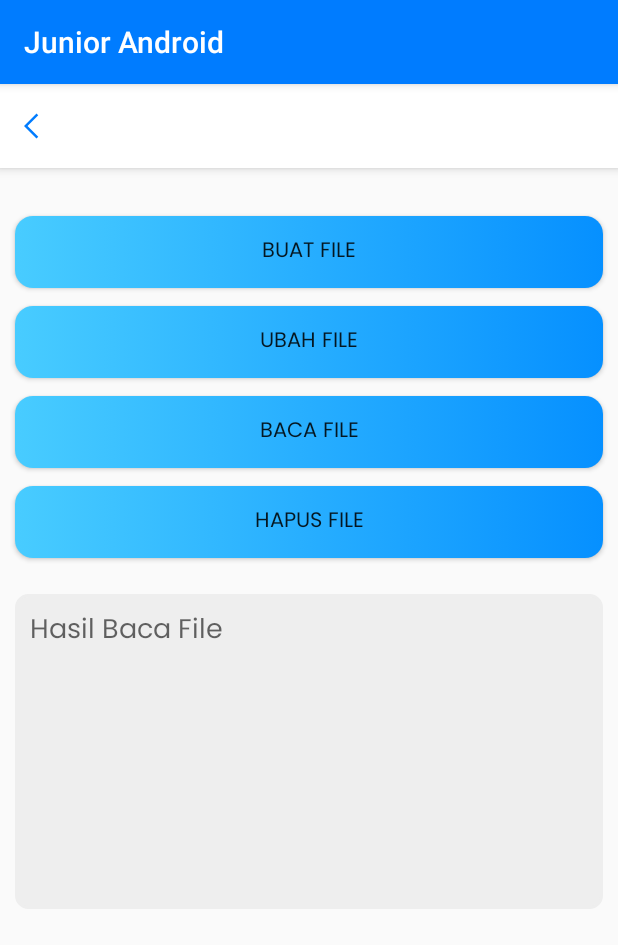
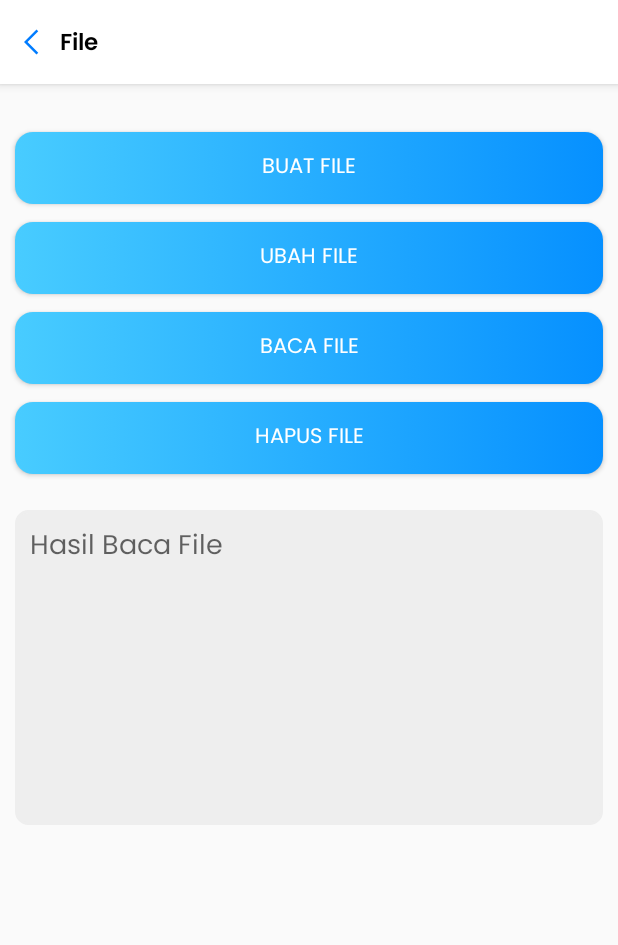
Before and after one commit to Rafli-Dewanto/project-android-pbo, an Android app: the InternalExternalActivity screen opened directly, with no data from a screen before it, on a phone screen of 412 x 824 dp. Shown: the top 945 px of the screen. Run offline under Robolectric (Android 15) with nearby library versions, the phone set to English and light mode, and no system bars; libraries missing offline, so code that uses them is left out: io.jsonwebtoken.

Commit message:
change text color to white and remove default appbar

```diff
--- a/app/src/main/AndroidManifest.xml
+++ b/app/src/main/AndroidManifest.xml
@@ -32,6 +32,7 @@
             android:name=".StorageActivity"
             android:exported="false" />
         <activity
+            android:theme="@style/AppTheme.NoActionBar"
             android:name=".InternalExternalActivity"
             android:exported="false" />
         <activity
@@ -58,7 +59,9 @@
             android:label="@string/title_activity_sqlite"
             android:theme="@style/AppTheme.NoActionBar" />
         <activity android:name=".PegawaiTampilSemuaActivity" />
-        <activity android:name=".PegawaiTampilActivity" />
+        <activity
+            android:theme="@style/AppTheme.NoActionBar"
+            android:name=".PegawaiTampilActivity" />
         <activity
             android:theme="@style/AppTheme.NoActionBar"
             android:name=".PegawaiMainActivity" />
--- a/app/src/main/java/com/sugiartha/juniorandroid/InternalExternalActivity.java
+++ b/app/src/main/java/com/sugiartha/juniorandroid/InternalExternalActivity.java
@@ -7,6 +7,8 @@ import android.view.View;
 import android.widget.Button;
 import android.widget.TextView;
 import android.widget.Toast;
+
+import com.sugiartha.juniorandroid.utils.ActivityUtils;
 
 import java.io.BufferedReader;
 import java.io.File;
@@ -23,6 +25,7 @@ public class InternalExternalActivity extends AppCompatActivity implements View.
     protected void onCreate(Bundle savedInstanceState) {
         super.onCreate(savedInstanceState);
         setContentView(R.layout.activity_internal_external);
+        ActivityUtils.setAppBar(InternalExternalActivity.this, MainActivity.class, "File");
 
         Button buatFile = findViewById(R.id.btnBuatFile);
         Button ubahFile = findViewById(R.id.btnUbahFile);
--- a/app/src/main/java/com/sugiartha/juniorandroid/PegawaiTampilActivity.java
+++ b/app/src/main/java/com/sugiartha/juniorandroid/PegawaiTampilActivity.java
@@ -12,6 +12,8 @@ import android.view.View;
 import android.widget.Button;
 import android.widget.EditText;
 import android.widget.Toast;
+
+import com.sugiartha.juniorandroid.utils.ActivityUtils;
 
 import org.json.JSONArray;
 import org.json.JSONException;
@@ -34,6 +36,7 @@ public class PegawaiTampilActivity extends AppCompatActivity implements View.OnC
     protected void onCreate(Bundle savedInstanceState) {
         super.onCreate(savedInstanceState);
         setContentView(R.layout.activity_pegawai_tampil);
+        ActivityUtils.setAppBar(PegawaiTampilActivity.this, PegawaiTampilSemuaActivity.class, "Edit Pegawai");
 
         Intent intent = getIntent();
 
@@ -192,6 +195,8 @@ public class PegawaiTampilActivity extends AppCompatActivity implements View.OnC
     public void onClick(View v) {
         if(v == buttonUpdate){
             updateEmployee();
+            startActivity(new Intent(PegawaiTampilActivity.this, PegawaiTampilSemuaActivity.class));
+            finish();
         }
 
         if(v == buttonDelete){
--- a/app/src/main/res/layout/activity_internal_external.xml
+++ b/app/src/main/res/layout/activity_internal_external.xml
@@ -18,11 +18,13 @@
         android:background="@drawable/btn_gradient"
         android:layout_marginHorizontal="10dp"
         android:layout_marginTop="32dp"
+        android:textColor="@color/white"
         android:text="Buat File"/>
 
     <Button
         android:id="@+id/btnUbahFile"
         android:layout_width="match_parent"
+        android:textColor="@color/white"
         android:layout_height="wrap_content"
         android:fontFamily="@font/poppins_family"
         android:background="@drawable/btn_gradient"
@@ -33,6 +35,7 @@
     <Button
         android:id="@+id/btnBacaFile"
         android:layout_width="match_parent"
+        android:textColor="@color/white"
         android:layout_height="wrap_content"
         android:fontFamily="@font/poppins_family"
         android:background="@drawable/btn_gradient"
@@ -44,6 +47,7 @@
         android:id="@+id/btnHapusFile"
         android:layout_width="match_parent"
         android:layout_height="wrap_content"
+        android:textColor="@color/white"
         android:fontFamily="@font/poppins_family"
         android:background="@drawable/btn_gradient"
         android:layout_marginHorizontal="10dp"
--- a/app/src/main/res/layout/activity_pegawai_tampil.xml
+++ b/app/src/main/res/layout/activity_pegawai_tampil.xml
@@ -113,6 +113,7 @@
         android:layout_width="match_parent"
         android:layout_height="wrap_content"
         android:fontFamily="@font/poppins_family"
+        android:textColor="@color/white"
         android:background="@drawable/btn_gradient"
         android:layout_marginHorizontal="20dp"
         android:layout_marginTop="32dp"
@@ -121,6 +122,8 @@
 
     <Button
         android:layout_width="match_parent"
+        android:textColor="@color/white"
+
         android:layout_height="wrap_content"
         android:fontFamily="@font/poppins_family"
         android:background="@drawable/btn_gradient"
```
